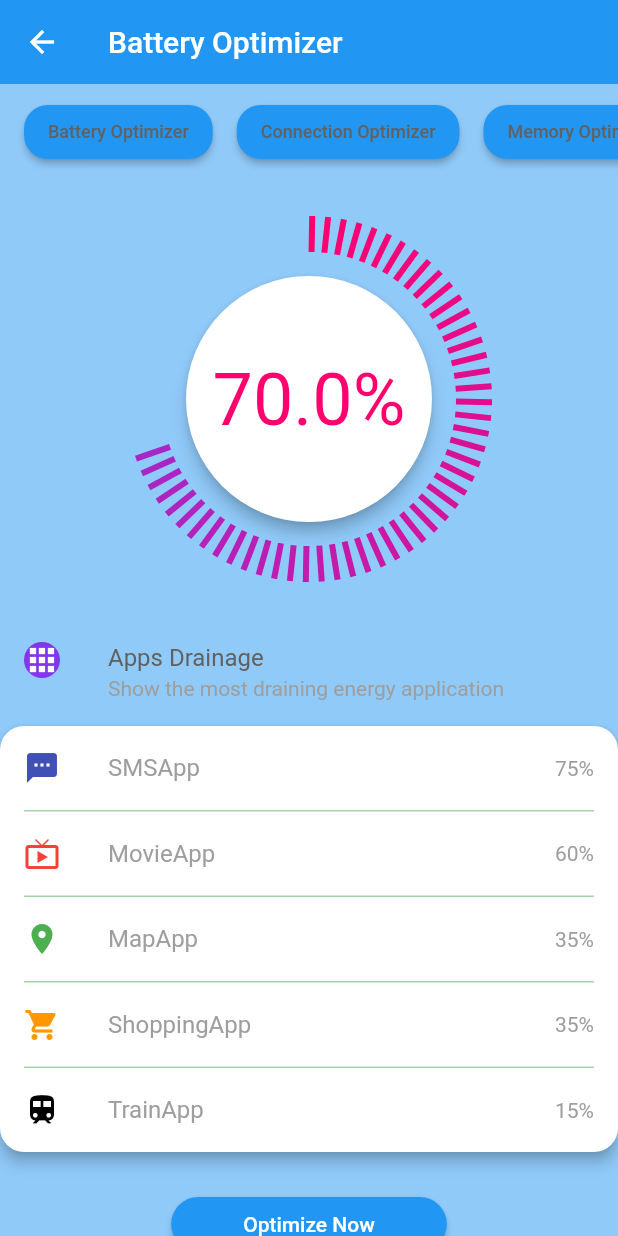
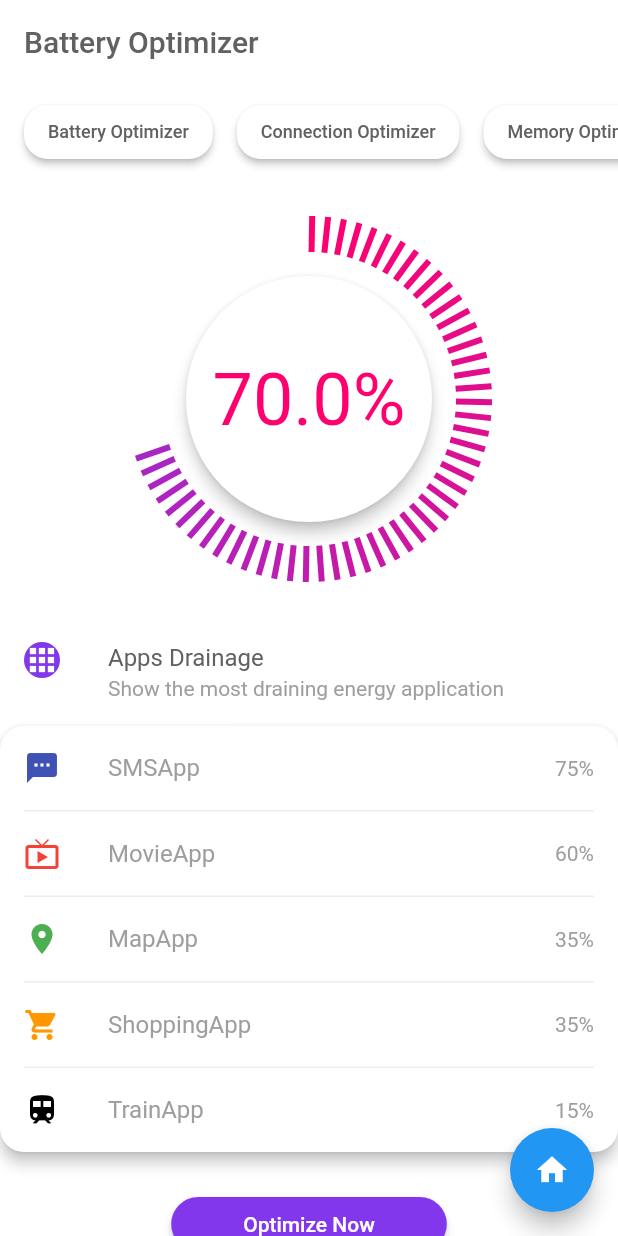
Before and after one commit to Nokokinoko/flutter_tutorial, a Flutter app: the BatteryOptimizerPage screen opened directly, on a phone screen of 412 x 824 dp. Run offline on Flutter 3.47's test engine with Material 2 defaults, Android fonts, the phone set to English and light mode, and no system bars.

```diff
--- a/lib/admin_mobile/admin_mobile.dart
+++ b/lib/admin_mobile/admin_mobile.dart
@@ -13,6 +13,12 @@ class AdminMobilePage extends StatelessWidget {
           const VerticalDivider(thickness: 1, width: 1),
           const Expanded(child: PostList()),
         ],
+      ),
+      floatingActionButton: FloatingActionButton(
+        onPressed: () {
+          Navigator.of(context).pop();
+        },
+        child: const Icon(Icons.home),
       ),
     );
   }
--- a/lib/battery_optimizer/app_list.dart
+++ b/lib/battery_optimizer/app_list.dart
@@ -7,7 +7,7 @@ class _HorizontalBorder extends StatelessWidget {
     return Container(
       height: 1,
       margin: const EdgeInsets.symmetric(horizontal: 16),
-      color: Colors.green[200],
+      color: Colors.grey[200],
     );
   }
 }
@@ -51,7 +51,8 @@ class AppsDrainage extends StatelessWidget {
           leading: ClipOval(
             child: Container(
               color: kBatteryOptimizerPurple,
-              child: const Icon(Icons.apps, color: Colors.white),
+              child:
+                  const Icon(Icons.apps, color: kBatteryOptimizerColorPrimary),
             ),
           ),
           title: const Text(
@@ -64,7 +65,7 @@ class AppsDrainage extends StatelessWidget {
           ),
         ),
         Material(
-          color: Colors.white,
+          color: kBatteryOptimizerColorPrimary,
           elevation: kBatteryOptimizerElevation,
           borderRadius: BorderRadius.circular(16),
           child: Column(
--- a/lib/battery_optimizer/battery_optimizer.dart
+++ b/lib/battery_optimizer/battery_optimizer.dart
@@ -9,11 +9,14 @@ class BatteryOptimizerPage extends StatelessWidget {
   @override
   Widget build(BuildContext context) {
     return Scaffold(
-      backgroundColor: Theme.of(context).backgroundColor,
+      backgroundColor: kBatteryOptimizerColorPrimary,
       appBar: AppBar(
         title: const Text('Battery Optimizer'),
         centerTitle: false,
         elevation: 0,
+        foregroundColor: kBatteryOptimizerTitleColor,
+        backgroundColor: kBatteryOptimizerColorPrimary,
+        automaticallyImplyLeading: false,
       ),
       body: SingleChildScrollView(
         child: Column(
@@ -24,6 +27,12 @@ class BatteryOptimizerPage extends StatelessWidget {
             const OptimizeNow(),
           ],
         ),
+      ),
+      floatingActionButton: FloatingActionButton(
+        onPressed: () {
+          Navigator.of(context).pop();
+        },
+        child: const Icon(Icons.home),
       ),
     );
   }
@@ -41,7 +50,7 @@ class _OptimizerButton extends StatelessWidget {
   Widget build(BuildContext context) {
     return ElevatedButton(
       style: ElevatedButton.styleFrom(
-        foregroundColor: Colors.white,
+        backgroundColor: kBatteryOptimizerColorPrimary,
         padding: const EdgeInsets.symmetric(horizontal: 16),
         shape: RoundedRectangleBorder(
           borderRadius: BorderRadius.circular(16),
@@ -93,7 +102,7 @@ class OptimizeNow extends StatelessWidget {
       padding: const EdgeInsets.symmetric(vertical: 24),
       child: ElevatedButton(
         style: ElevatedButton.styleFrom(
-          foregroundColor: kBatteryOptimizerPurple,
+          backgroundColor: kBatteryOptimizerPurple,
           padding: const EdgeInsets.symmetric(horizontal: 48),
           shape: RoundedRectangleBorder(
             borderRadius: BorderRadius.circular(24),
@@ -102,7 +111,7 @@ class OptimizeNow extends StatelessWidget {
         onPressed: () {},
         child: const Text(
           'Optimize Now',
-          style: TextStyle(color: Colors.white),
+          style: TextStyle(color: kBatteryOptimizerColorPrimary),
         ),
       ),
     );
--- a/lib/constant/colors.dart
+++ b/lib/constant/colors.dart
@@ -10,6 +10,7 @@ const Color kSignInButtonTextColorPrimary = Color(0xFF455A64);
 const Color kSignInIconColor = Color(0xFF455A64);
 
 // Battery Optimizer
+const Color kBatteryOptimizerColorPrimary = Colors.white;
 const Color kBatteryOptimizerPurple = Color(0xFF8337EC);
 const Color kBatteryOptimizerPink = Color(0xFFFF006F);
 const Color kBatteryOptimizerIndicatorBegin = kBatteryOptimizerPink;
--- a/lib/flight_booking/flight_info.dart
+++ b/lib/flight_booking/flight_info.dart
@@ -28,7 +28,7 @@ class _AirportName extends StatelessWidget {
         Text(
           fullName,
           style: TextStyle(
-            color: kFlightBookingTextColor.withOpacity(0.5),
+            color: kFlightBookingTextColor.withOpacity(0.8),
           ),
         ),
       ],
@@ -99,7 +99,7 @@ class FlightInfo extends StatelessWidget {
                   child: Text(
                     'Monday, 18 May, 2020',
                     style: TextStyle(
-                        color: kFlightBookingTextColor.withOpacity(0.5)),
+                        color: kFlightBookingTextColor.withOpacity(0.8)),
                   ),
                 ),
               ],
--- a/lib/sign_in/form.dart
+++ b/lib/sign_in/form.dart
@@ -16,8 +16,10 @@ class _CustomTextField extends StatelessWidget {
   @override
   Widget build(BuildContext context) {
     return TextField(
+      style: const TextStyle(color: kSignInTextColorPrimary),
       decoration: InputDecoration(
         labelText: labelText,
+        labelStyle: const TextStyle(color: kSignInTextColorPrimary),
         hintText: hintText,
         hintStyle: const TextStyle(color: kSignInTextColorSecondary),
         floatingLabelBehavior: FloatingLabelBehavior.always,
@@ -84,7 +86,7 @@ class SignInForm extends StatelessWidget {
               style: Theme.of(context)
                   .textTheme
                   .button!
-                  .copyWith(color: kSignInButtonColorPrimary, fontSize: 18),
+                  .copyWith(color: kSignInButtonTextColorPrimary, fontSize: 18),
             ),
           ),
         ),
@@ -110,6 +112,7 @@ class SignInForm extends StatelessWidget {
           children: [
             IconButton(
               icon: const Icon(Icons.account_circle),
+              color: kSignInTextColorPrimary,
               onPressed: () {},
             ),
             Container(
@@ -119,6 +122,7 @@ class SignInForm extends StatelessWidget {
             ),
             IconButton(
               icon: const Icon(Icons.account_circle),
+              color: kSignInTextColorPrimary,
               onPressed: () {},
             ),
           ],
--- a/lib/sign_in/sign_in.dart
+++ b/lib/sign_in/sign_in.dart
@@ -27,6 +27,12 @@ class WelcomePage extends StatelessWidget {
           ),
         ),
       ),
+      floatingActionButton: FloatingActionButton(
+        onPressed: () {
+          Navigator.of(context).pop();
+        },
+        child: const Icon(Icons.home),
+      ),
     );
   }
 }
```
Also changed, not shown: lib/flight_booking/flight_booking.dart (+8 -0 lines), lib/main.dart (+111 -7 lines), lib/online_learning/online_learning.dart (+15 -1 lines).
